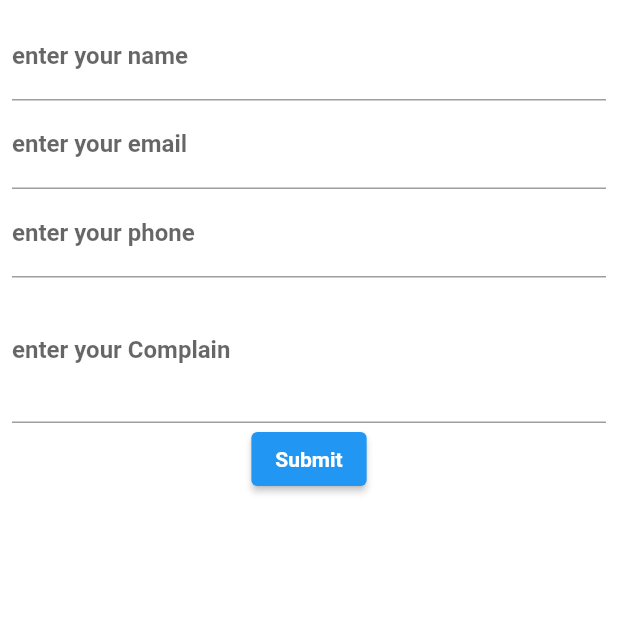
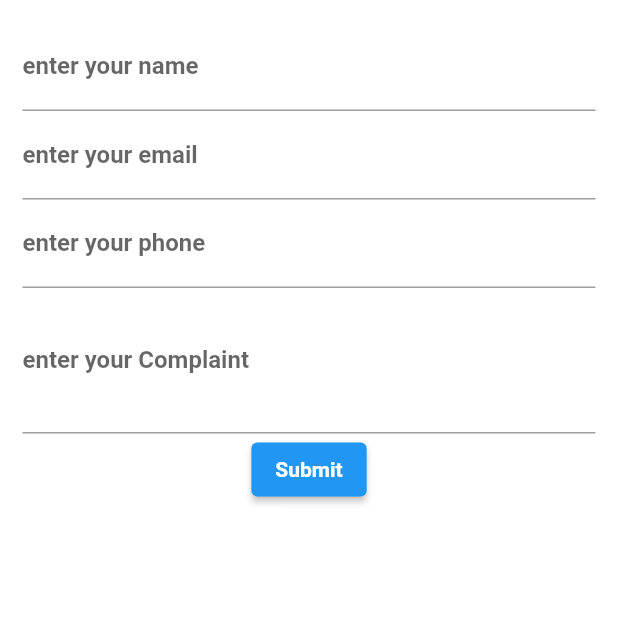
Before and after one commit to hassandlal/pop_flake_task, a Flutter app: the screen it shows after launch, tab 3 chosen, after a tap on "Leave Complain", on a phone screen of 412 x 824 dp, the top half of it. Run offline on Flutter 3.47's test engine with Material 2 defaults, Android fonts, the phone set to English and light mode, and no system bars; our stand-ins replace bloc, connectivity_plus, dio, flutter_bloc, shared_preferences; network calls fail.

Commit message:
third committ

```diff
--- a/lib/layout/app_layout.dart
+++ b/lib/layout/app_layout.dart
@@ -53,7 +53,7 @@ class _MyHomePageState extends State<MyHomePage>
           children:  <Widget>[
             MoviesPage(),
             SearchScreen(),
-            SettingsPage(),
+           const SettingsPage(),
           ],
         ),
       );},
--- a/lib/main.dart
+++ b/lib/main.dart
@@ -1,3 +1,4 @@
+import 'package:connectivity_plus/connectivity_plus.dart';
 import 'package:flutter/material.dart';
 import 'package:flutter_bloc/flutter_bloc.dart';
 import 'package:pop_flaktask/modules/Home_Screen/cubit/BoxOfficeMoviesCubit/cubit.dart';
@@ -5,47 +6,51 @@ import 'package:pop_flaktask/modules/Home_Screen/cubit/ComingSoonCubit/cubit.dar
 import 'package:pop_flaktask/modules/Home_Screen/cubit/InTheaterCubit/cubit.dart';
 import 'package:pop_flaktask/modules/Home_Screen/cubit/TopRatedCubit/cubit.dart';
 import 'package:pop_flaktask/shared/cubit/cubit.dart';
+import 'package:pop_flaktask/shared/cubit/internetcheck/cubit.dart';
+import 'package:pop_flaktask/shared/cubit/internetcheck/states.dart';
 import 'package:pop_flaktask/shared/cubit/states.dart';
 import 'package:pop_flaktask/shared/network/local/cache_helper.dart';
 import 'package:pop_flaktask/shared/network/remote/dio_helper.dart';
 import 'package:pop_flaktask/shared/styles/themes.dart';
-import 'package:pop_flaktask/test.dart';
 import 'layout/app_layout.dart';
-
 
 void main() async {
   WidgetsFlutterBinding.ensureInitialized();
-  Bloc.observer = MyBlocObserver();
   DioHelper.init();
   await CacheHelper.init();
 
-  runApp(MyApp(),);
+  runApp(
+    MyApp(connectivity: Connectivity()),
+  );
 }
 
 class MyApp extends StatelessWidget {
+  final Connectivity connectivity;
 
-  const MyApp();
+  const MyApp({super.key, required this.connectivity});
 
   @override
   Widget build(BuildContext context) {
     return MultiBlocProvider(
       providers: [
         BlocProvider(
-          create: (BuildContext context) => AppCubit()
-            ..changeAppMode(),
+          create: (BuildContext context) => AppCubit()..changeAppMode(),
         ),
         BlocProvider(
-          create: (BuildContext context) => MoviesBoxOfficeCubit()..getTopRatedData()
-        ),
+            create: (BuildContext context) =>
+                MoviesBoxOfficeCubit()..getTopRatedData()),
         BlocProvider(
-          create: (BuildContext context) => MoviesComingSoonCubit()..getComingSoonData()
-        ),
+            create: (BuildContext context) =>
+                MoviesComingSoonCubit()..getComingSoonData()),
         BlocProvider(
-          create: (BuildContext context) => MoviesInTheaterCubit()..getInTheatersData()
-        ),
+            create: (BuildContext context) =>
+                MoviesInTheaterCubit()..getInTheatersData()),
         BlocProvider(
-          create: (BuildContext context) => MoviesTopRatedCubit()..getMostPopularMoviesData()
-        ),
+            create: (BuildContext context) =>
+                MoviesTopRatedCubit()..getMostPopularMoviesData()),
+        BlocProvider(
+            create: (BuildContext context) =>
+                InternetCubit(connectivity: connectivity)),
       ],
       child: BlocConsumer<AppCubit, AppStates>(
         listener: (context, state) {},
@@ -54,8 +59,23 @@ class MyApp extends StatelessWidget {
             debugShowCheckedModeBanner: false,
             theme: lightTheme,
             darkTheme: darkTheme,
-            themeMode:AppCubit.get(context).isDark ? ThemeMode.dark : ThemeMode.light,
-            home:const MyHomePage(),
+            themeMode:
+                AppCubit.get(context).isDark ? ThemeMode.dark : ThemeMode.light,
+            home: BlocConsumer<InternetCubit, InternetState>(
+              builder: (BuildContext context, state) {
+                if (state is InternetConnected &&
+                    (state.connectionType == ConnectionType.wifi||state.connectionType == ConnectionType.mobile)) {
+                  return const MyHomePage();
+                }
+                else {
+                  return const Scaffold(body: Center(child: Text('no internet connection')));
+                }
+
+              },
+              listener: (BuildContext context, Object? state) {
+
+              },
+            ),
           );
         },
       ),
--- /dev/null
+++ b/lib/models/complaintModel.dart
@@ -0,0 +1,7 @@
+class ComplaintModel{
+  final String userName;
+  final String email;
+  final String complaint;
+
+  ComplaintModel(this.userName, this.email, this.complaint);
+}
--- a/lib/modules/Complaint_Screen/ComplaintScreen.dart
+++ b/lib/modules/Complaint_Screen/ComplaintScreen.dart
@@ -1,29 +1,35 @@
 import 'package:flutter/material.dart';
+import 'package:flutter_bloc/flutter_bloc.dart';
+import 'package:pop_flaktask/modules/Settings_Screen/cubit/cubit.dart';
+import 'package:pop_flaktask/modules/Settings_Screen/cubit/states.dart';
+
 class ComplaintPage extends StatelessWidget {
   ComplaintPage({Key? key}) : super(key: key);
   final _formKey = GlobalKey<FormState>();
   var nameController = TextEditingController();
   var emailController = TextEditingController();
-  var ComplainController = TextEditingController();
+  var complainController = TextEditingController();
   var phoneController = TextEditingController();
+
   @override
   Widget build(BuildContext context) {
     return Form(
       key: _formKey,
-
+      child: BlocProvider(
         child: Scaffold(
-        body: SingleChildScrollView(
+          body: SafeArea(
+            child: SingleChildScrollView(
               child: Padding(
-            padding: const EdgeInsets.all(8.0),
+                padding: const EdgeInsets.all(15.0),
                 child: Column(
                   children: <Widget>[
+                    //SizedBox(height: 100,),
                     TextFormField(
                       keyboardType: TextInputType.name,
-                  decoration:const InputDecoration(
+                      decoration: const InputDecoration(
                         labelText: 'enter your name',
                       ),
                       controller: nameController,
-
                       validator: (value) {
                         if (value == null || value.isEmpty) {
                           return 'Please enter some text';
@@ -33,11 +39,10 @@ class ComplaintPage extends StatelessWidget {
                     ),
                     TextFormField(
                       keyboardType: TextInputType.emailAddress,
-                  decoration:const InputDecoration(
+                      decoration: const InputDecoration(
                         labelText: 'enter your email',
                       ),
                       controller: emailController,
-
                       validator: (value) {
                         if (value == null || value.isEmpty) {
                           return 'Please enter some text';
@@ -47,11 +52,10 @@ class ComplaintPage extends StatelessWidget {
                     ),
                     TextFormField(
                       keyboardType: TextInputType.number,
-                  decoration:const InputDecoration(
+                      decoration: const InputDecoration(
                         labelText: 'enter your phone',
                       ),
                       controller: phoneController,
-
                       validator: (value) {
                         if (value == null || value.isEmpty) {
                           return 'Please enter some text';
@@ -62,11 +66,10 @@ class ComplaintPage extends StatelessWidget {
                     TextFormField(
                       maxLines: 4,
                       minLines: 3,
-                  decoration:const InputDecoration(
-                    labelText: 'enter your Complain',
+                      decoration: const InputDecoration(
+                        labelText: 'enter your Complaint',
                       ),
-                  controller: ComplainController,
-
+                      controller: complainController,
                       validator: (value) {
                         if (value == null || value.isEmpty) {
                           return 'Please enter some text';
@@ -74,21 +77,34 @@ class ComplaintPage extends StatelessWidget {
                         return null;
                       },
                     ),
-                ElevatedButton(
+                    BlocConsumer<ComplaintCubit, ComplaintStates>(
+                      builder: (BuildContext context, state) {
+                        return ElevatedButton(
                           onPressed: () {
                             if (_formKey.currentState!.validate()) {
+                              ComplaintCubit.get(context).addNewComplaint(
+                                  nameController.text,
+                                  emailController.text,
+                                  complainController.text);
                               ScaffoldMessenger.of(context).showSnackBar(
-                        const SnackBar(content: Text('Processing Data')),
+                                const SnackBar(
+                                    content: Text('Processing Data')),
                               );
                             }
                           },
                           child: const Text('Submit'),
+                        );
+                      },
+                      listener: (BuildContext context, Object? state) {},
                     ),
                   ],
                 ),
               ),
             ),
           ),
+        ),
+        create: (context) => ComplaintCubit(),
+      ),
     );
   }
 }
--- a/lib/modules/Home_Screen/HomeScreen.dart
+++ b/lib/modules/Home_Screen/HomeScreen.dart
@@ -19,6 +19,7 @@ class MoviesPage extends StatelessWidget {
     return RefreshIndicator(
       key: _refreshIndicatorKey,
       onRefresh: () async {
+
         MoviesBoxOfficeCubit.get(context).getTopRatedData();
         MoviesComingSoonCubit.get(context).getComingSoonData();
         MoviesInTheaterCubit.get(context).getInTheatersData();
@@ -45,7 +46,7 @@ class MoviesPage extends StatelessWidget {
                     return Center(
                         child: Container(
                           width: MediaQuery.of(context).size.width*0.1,
-                          height: MediaQuery.of(context).size.height * 0.1,
+                          height: MediaQuery.of(context).size.height * 0.05,
                           child: CircularProgressIndicator(),
                         ));
                   } else if (state is ComingSoonSuccessHomeDataState) {
@@ -73,7 +74,7 @@ class MoviesPage extends StatelessWidget {
                     return Center(
                         child: Container(
                           width: MediaQuery.of(context).size.width*0.1,
-                          height: MediaQuery.of(context).size.height * 0.1,
+                          height: MediaQuery.of(context).size.height * 0.05,
                           child: CircularProgressIndicator(),
                         ));
                   } else if (state is InTheaterSuccessHomeDataState) {
@@ -100,7 +101,7 @@ class MoviesPage extends StatelessWidget {
                     return Center(
                         child: Container(
                           width: MediaQuery.of(context).size.width*0.1,
-                          height: MediaQuery.of(context).size.height * 0.1,
+                          height: MediaQuery.of(context).size.height * 0.05,
                           child: CircularProgressIndicator(),
                         ));
                   } else if (state is TopRatedSuccessHomeDataState) {
@@ -128,7 +129,7 @@ class MoviesPage extends StatelessWidget {
                   return Center(
                       child: Container(
                     width: MediaQuery.of(context).size.width*0.1,
-                    height: MediaQuery.of(context).size.height * 0.1,
+                    height: MediaQuery.of(context).size.height * 0.05,
                     child: CircularProgressIndicator(),
                   ));
                 } else if (state is BoxOfficeSuccessHomeDataState) {
@@ -136,8 +137,8 @@ class MoviesPage extends StatelessWidget {
                     width: MediaQuery.of(context).size.width,
                     height: MediaQuery.of(context).size.height * 0.7,
                     child: ListView.builder(
-                      shrinkWrap: true,
-                      primary: false,
+                     // shrinkWrap: true,
+                     // primary: false,
                       //physics: NeverScrollableScrollPhysics(),
                       itemBuilder: (context, index) {
                         return buildTopRatedListMovie(
--- a/lib/modules/Home_Screen/cubit/BoxOfficeMoviesCubit/cubit.dart
+++ b/lib/modules/Home_Screen/cubit/BoxOfficeMoviesCubit/cubit.dart
@@ -19,7 +19,7 @@ class MoviesBoxOfficeCubit extends Cubit<MoviesBoxOfficeStates > {
     emit(BoxOfficeLoadingHomeDataState());
 
     DioHelper.getData(
-      url: TORRATED,
+      url: TOPRATED,
       //token: apiKey,
     ).then((value) {
       boxOffice = BoxOffice.fromJson(value.data);
--- /dev/null
+++ b/lib/modules/Settings_Screen/cubit/cubit.dart
@@ -0,0 +1,23 @@
+
+import 'package:flutter_bloc/flutter_bloc.dart';
+import 'package:pop_flaktask/models/complaintModel.dart';
+import 'package:pop_flaktask/modules/Settings_Screen/cubit/states.dart';
+
+class ComplaintCubit extends Cubit<ComplaintStates>{
+  ComplaintCubit(): super(NewComplaimentInitialState());
+
+
+
+  static ComplaintCubit get(context)=>BlocProvider.of(context);
+
+
+List<ComplaintModel> complaints =[];
+void addNewComplaint(String username,String mail, String complaint){
+  ComplaintModel newcomplaint = ComplaintModel(username,mail,complaint);
+  complaints.add(newcomplaint);
+  print(newcomplaint.complaint.toString());
+  emit(NewComplaimentAddedSuccessfully());
+
+}
+
+}
--- /dev/null
+++ b/lib/modules/Settings_Screen/cubit/states.dart
@@ -0,0 +1,4 @@
+abstract class ComplaintStates{}
+class NewComplaimentInitialState extends ComplaintStates{}
+
+class NewComplaimentAddedSuccessfully extends ComplaintStates{}
--- /dev/null
+++ b/lib/shared/cubit/internetcheck/cubit.dart
@@ -0,0 +1,36 @@
+import 'dart:async';
+import 'package:bloc/bloc.dart';
+import 'package:connectivity_plus/connectivity_plus.dart';
+import 'package:pop_flaktask/shared/cubit/internetcheck/states.dart';
+
+
+
+class InternetCubit extends Cubit<InternetState> {
+  final Connectivity connectivity;
+  StreamSubscription? connectivityStreamSubscription;
+  InternetCubit({required this.connectivity})
+      : assert(connectivity != null),
+        super(InternetLoading()) {
+    connectivityStreamSubscription =
+        connectivity.onConnectivityChanged.listen((connectivityResult) {
+          if (connectivityResult == ConnectivityResult.wifi) {
+            emitInternetConnected(ConnectionType.wifi);
+          } else if (connectivityResult == ConnectivityResult.mobile) {
+            emitInternetConnected(ConnectionType.mobile);
+          } else if (connectivityResult == ConnectivityResult.none) {
+            emitInternetDisconnected();
+          }
+        });
+  }
+
+  void emitInternetConnected(ConnectionType _connectionType) =>
+      emit(InternetConnected(connectionType: _connectionType));
+
+  void emitInternetDisconnected() => emit(InternetDisconnected());
+
+  @override
+  Future<void> close() {
+    connectivityStreamSubscription!.cancel();
+    return super.close();
+  }
+}
--- /dev/null
+++ b/lib/shared/cubit/internetcheck/states.dart
@@ -0,0 +1,19 @@
+import 'package:flutter/material.dart';
+
+enum ConnectionType {
+  wifi,
+  mobile,
+}
+
+@immutable
+abstract class InternetState {}
+
+class InternetLoading extends InternetState {}
+
+class InternetConnected extends InternetState {
+  final ConnectionType connectionType;
+
+  InternetConnected({required this.connectionType});
+}
+
+class InternetDisconnected extends InternetState {}
--- a/lib/shared/network/end_points.dart
+++ b/lib/shared/network/end_points.dart
@@ -4,4 +4,4 @@ final SEARCH = '/SearchMovie/$apiKey/';
 final MostPopularMoviesAPI = '/MostPopularMovies/$apiKey';
 final INTHEATERS ='/InTheaters/$apiKey';
 final COMINGSOON = '/ComingSoon/$apiKey';
-final TORRATED ='/BoxOffice/$apiKey';
+final TOPRATED ='/BoxOffice/$apiKey';
--- a/lib/shared/styles/themes.dart
+++ b/lib/shared/styles/themes.dart
@@ -3,13 +3,10 @@ import 'package:flutter/services.dart';
 
 import 'colors.dart';
 
-
-
-
 ThemeData darkTheme = ThemeData(
   primarySwatch: defaultColor,
-  scaffoldBackgroundColor:const Color.fromRGBO(51, 55, 57, 1),
-  appBarTheme:const AppBarTheme(
+  scaffoldBackgroundColor: const Color.fromRGBO(51, 55, 57, 1),
+  appBarTheme: const AppBarTheme(
     titleSpacing: 20.0,
     systemOverlayStyle: SystemUiOverlayStyle(
       statusBarColor: Color.fromRGBO(51, 55, 57, 1),
@@ -26,22 +23,19 @@ ThemeData darkTheme = ThemeData(
       color: Colors.white,
     ),
   ),
-  bottomNavigationBarTheme:const BottomNavigationBarThemeData(
+  bottomNavigationBarTheme: const BottomNavigationBarThemeData(
     type: BottomNavigationBarType.fixed,
     selectedItemColor: defaultColor,
     unselectedItemColor: Colors.grey,
     elevation: 20.0,
     backgroundColor: Color.fromRGBO(51, 55, 57, 1),
   ),
-  textTheme:const TextTheme(
-
+  textTheme: const TextTheme(
     subtitle1: TextStyle(
-
       fontWeight: FontWeight.w600,
       color: Colors.white,
     ),
     subtitle2: TextStyle(
-
       fontWeight: FontWeight.w600,
       color: Colors.white,
     ),
@@ -56,95 +50,89 @@ ThemeData darkTheme = ThemeData(
       color: Colors.white,
     ),
 
-    headline1:  TextStyle(
-
+    headline1: TextStyle(
       fontWeight: FontWeight.w600,
       color: Colors.white,
     ),
-    headline2:  TextStyle(
-
+    headline2: TextStyle(
       fontWeight: FontWeight.w600,
       color: Colors.white,
     ),
-    headline3:  TextStyle(
-
+    headline3: TextStyle(
       fontWeight: FontWeight.w600,
       color: Colors.white,
     ),
-    headline4:  TextStyle(
-
+    headline4: TextStyle(
       fontWeight: FontWeight.w600,
       color: Colors.white,
     ),
-    headline5:  TextStyle(
-
+    headline5: TextStyle(
       fontWeight: FontWeight.w600,
       color: Colors.white,
     ),
-    headline6:  TextStyle(
-
+    headline6: TextStyle(
       fontWeight: FontWeight.w600,
       color: Colors.white,
     ),
-    headlineLarge:  TextStyle(
-
+    headlineLarge: TextStyle(
       fontWeight: FontWeight.w600,
       color: Colors.white,
     ),
-    labelMedium:  TextStyle(
-
+    labelMedium: TextStyle(
       fontWeight: FontWeight.w600,
       color: Colors.white,
     ),
     //titleSmall:  TextStyle(color: Colors.white),
-  ).copyWith(bodyLarge:TextStyle(
-
+  ).copyWith(
+    bodyLarge:const TextStyle(
       fontWeight: FontWeight.w600,
       color: Colors.white,
-  ),bodyMedium:TextStyle(
-
+    ),
+    bodyMedium:const TextStyle(
       fontWeight: FontWeight.w600,
       color: Colors.white,
-  ),bodySmall:TextStyle(
-
+    ),
+    bodySmall: const TextStyle(
       fontWeight: FontWeight.w600,
       color: Colors.white,
-  ),headlineSmall:TextStyle(
-
+    ),
+    headlineSmall: const TextStyle(
       fontWeight: FontWeight.w600,
       color: Colors.white,
-  ),titleSmall:const  TextStyle(
-
+    ),
+    titleSmall: const TextStyle(
       fontWeight: FontWeight.w600,
       color: Colors.white,
-  ),titleMedium:const  TextStyle(
-
+    ),
+    titleMedium: const TextStyle(
       fontWeight: FontWeight.w600,
       color: Colors.white,
-  ),titleLarge:const  TextStyle(fontWeight: FontWeight.w600, color: Colors.white,),labelSmall: TextStyle(
-
+    ),
+    titleLarge: const TextStyle(
       fontWeight: FontWeight.w600,
       color: Colors.white,
-  ),labelLarge: TextStyle(
-
+    ),
+    labelSmall:const TextStyle(
       fontWeight: FontWeight.w600,
       color: Colors.white,
-  ),labelMedium: TextStyle(
-
+    ),
+    labelLarge:const TextStyle(
       fontWeight: FontWeight.w600,
       color: Colors.white,
-  ),),
+    ),
+    labelMedium: const TextStyle(
+      fontWeight: FontWeight.w600,
+      color: Colors.white,
+    ),
+  ),
 );
-
-
 
 ThemeData lightTheme = ThemeData(
   primarySwatch: defaultColor,
-  tabBarTheme:const TabBarTheme(labelColor: Colors.black),
+  tabBarTheme: const TabBarTheme(labelColor: Colors.black),
   scaffoldBackgroundColor: Colors.white,
-  appBarTheme:const AppBarTheme(
+  appBarTheme: const AppBarTheme(
     titleSpacing: 20.0,
-
     systemOverlayStyle: SystemUiOverlayStyle(
       statusBarColor: Colors.white,
       statusBarIconBrightness: Brightness.dark,
@@ -160,22 +148,19 @@ ThemeData lightTheme = ThemeData(
       color: Colors.black,
     ),
   ),
-  bottomNavigationBarTheme:const BottomNavigationBarThemeData(
+  bottomNavigationBarTheme: const BottomNavigationBarThemeData(
     type: BottomNavigationBarType.fixed,
     selectedItemColor: defaultColor,
     unselectedItemColor: Colors.grey,
     elevation: 20.0,
     backgroundColor: Colors.white,
   ),
-  textTheme:const TextTheme(
-
+  textTheme: const TextTheme(
     subtitle1: TextStyle(
-
       fontWeight: FontWeight.w600,
       color: Colors.black,
     ),
     subtitle2: TextStyle(
-
       fontWeight: FontWeight.w600,
       color: Colors.black,
     ),
@@ -190,82 +175,79 @@ ThemeData lightTheme = ThemeData(
       color: Colors.black,
     ),
 
-    headline1:  TextStyle(
-
+    headline1: TextStyle(
       fontWeight: FontWeight.w600,
       color: Colors.black,
     ),
-    headline2:  TextStyle(
-
+    headline2: TextStyle(
       fontWeight: FontWeight.w600,
       color: Colors.black,
     ),
-    headline3:  TextStyle(
-
+    headline3: TextStyle(
       fontWeight: FontWeight.w600,
       color: Colors.black,
     ),
-    headline4:  TextStyle(
-
+    headline4: TextStyle(
       fontWeight: FontWeight.w600,
       color: Colors.black,
     ),
-    headline5:  TextStyle(
-
+    headline5: TextStyle(
       fontWeight: FontWeight.w600,
       color: Colors.black,
     ),
-    headline6:  TextStyle(
-
+    headline6: TextStyle(
       fontWeight: FontWeight.w600,
       color: Colors.black,
     ),
-    headlineLarge:  TextStyle(
-
+    headlineLarge: TextStyle(
       fontWeight: FontWeight.w600,
       color: Colors.black,
     ),
-    labelMedium:  TextStyle(
-
+    labelMedium: TextStyle(
       fontWeight: FontWeight.w600,
       color: Colors.black,
     ),
     //titleSmall:  TextStyle(color: Colors.white),
-  ).copyWith(bodyLarge:TextStyle(
-
+  ).copyWith(
+    bodyLarge: const TextStyle(
       fontWeight: FontWeight.w600,
       color: Colors.black,
-  ),bodyMedium:TextStyle(
-
+    ),
+    bodyMedium: const TextStyle(
       fontWeight: FontWeight.w600,
       color: Colors.black,
-  ),bodySmall:TextStyle(
-
+    ),
+    bodySmall: const TextStyle(
       fontWeight: FontWeight.w600,
       color: Colors.black,
-  ),headlineSmall:TextStyle(
-
+    ),
+    headlineSmall: const TextStyle(
       fontWeight: FontWeight.w600,
       color: Colors.black,
-  ),titleSmall:const  TextStyle(
-
+    ),
+    titleSmall: const TextStyle(
       fontWeight: FontWeight.w600,
       color: Colors.black,
-  ),titleMedium:const  TextStyle(
-
+    ),
+    titleMedium: const TextStyle(
       fontWeight: FontWeight.w600,
       color: Colors.black,
-  ),titleLarge:const  TextStyle(fontWeight: FontWeight.w600, color: Colors.black,),labelSmall: TextStyle(
-
+    ),
+    titleLarge: const TextStyle(
       fontWeight: FontWeight.w600,
       color: Colors.black,
-  ),labelLarge: TextStyle(
-
+    ),
+    labelSmall: const TextStyle(
       fontWeight: FontWeight.w600,
       color: Colors.black,
-  ),labelMedium: TextStyle(
-
+    ),
+    labelLarge: const TextStyle(
       fontWeight: FontWeight.w600,
       color: Colors.black,
-  ),),
+    ),
+    labelMedium: const TextStyle(
+      fontWeight: FontWeight.w600,
+      color: Colors.black,
+    ),
+  ),
 );
--- a/pubspec.yaml
+++ b/pubspec.yaml
@@ -39,6 +39,8 @@ dependencies:
   shared_preferences: ^2.0.15
   dio: ^4.0.6
   webview_flutter: ^4.2.0
+  connectivity_plus: ^4.0.0
+
 
 dev_dependencies:
   flutter_test:
```
Also changed, not shown: pubspec.lock, 1 other file. Lines whose indentation alone changed are shown as unchanged.
